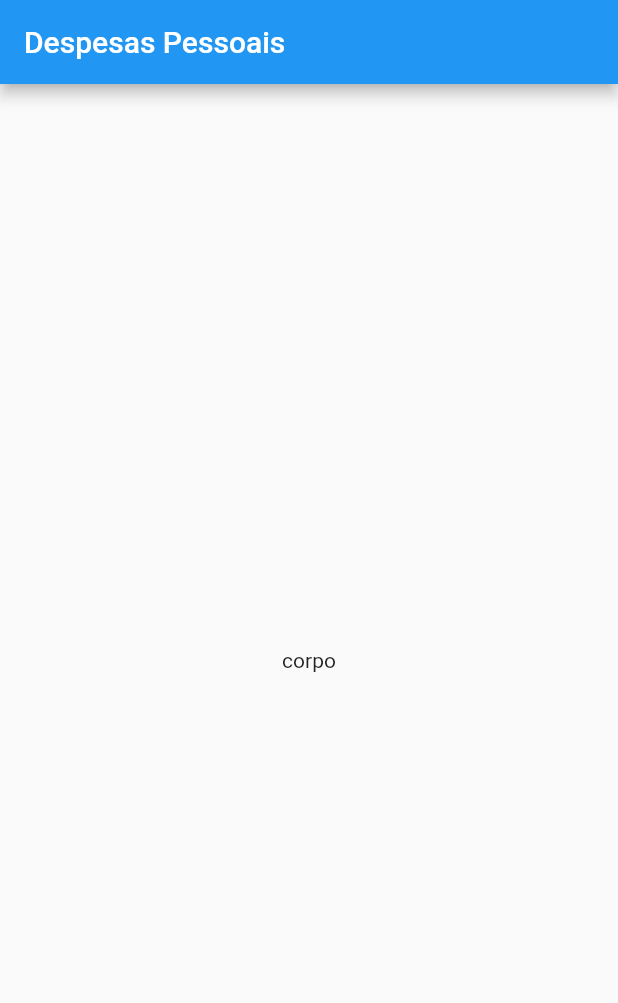
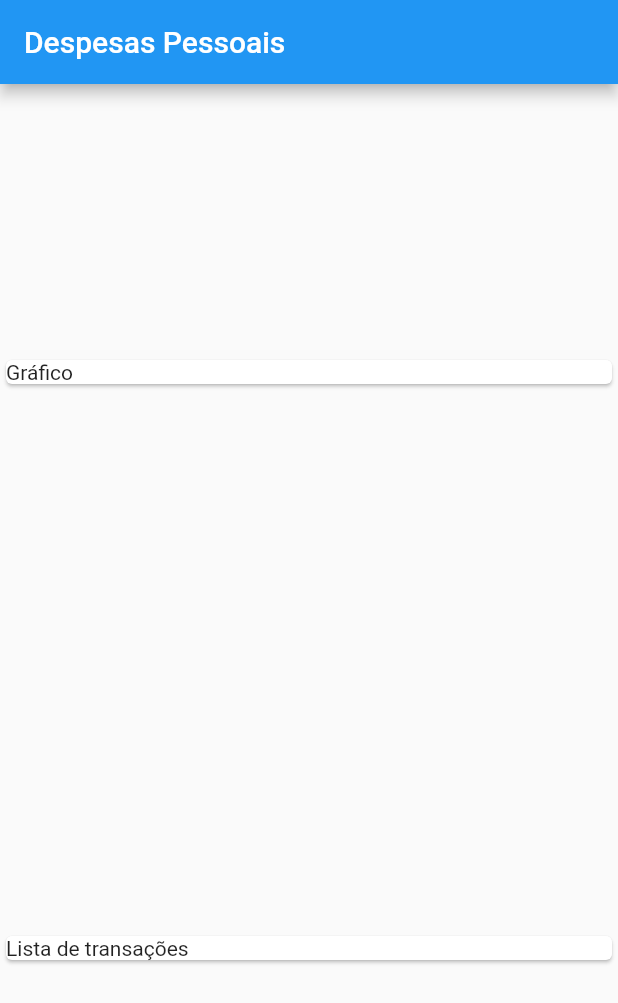
Before and after one commit to fdimant/flutter_expenses, a Flutter app: the screen it shows after launch, on a phone screen of 412 x 824 dp. Shown: the top 1003 px of the screen. Run offline on Flutter 3.47's test engine with Material 2 defaults, Android fonts, the phone set to English and light mode, and no system bars.

Commit message:
lição 89

```diff
--- a/lib/main.dart
+++ b/lib/main.dart
@@ -1,4 +1,5 @@
 import 'package:flutter/material.dart';
+import './models/transaction.dart';
 
 main() => runApp(ExpensesApp());
 
@@ -14,14 +15,44 @@ class ExpensesApp extends StatelessWidget {
 }
 
 class MyHomePage extends StatelessWidget {
+  final _transaction = [
+    Transaction(
+      id: 't1',
+      title: 'Tênis',
+      value: 158.55,
+      date: DateTime.now(),
+    ),
+    Transaction(
+      id: 't2',
+      title: 'Luz',
+      value: 25.05,
+      date: DateTime.now(),
+    )
+  ];
+
   @override
   Widget build(BuildContext context) {
     return Scaffold(
       appBar: AppBar(
         title: Text('Despesas Pessoais'),
       ),
-      body: Center(
-        child: Text('corpo'),
+      body: Column(
+        mainAxisAlignment: MainAxisAlignment.spaceAround,
+        crossAxisAlignment: CrossAxisAlignment.stretch,
+        children: [
+          Container(
+            width: double.infinity,
+            child: Card(
+              child: Text('Gráfico'),
+            ),
+          ),
+          Container(
+            width: double.infinity,
+            child: Card(
+              child: Text('Lista de transações'),
+            ),
+          )
+        ],
       ),
     );
   }
--- /dev/null
+++ b/lib/models/transaction.dart
@@ -0,0 +1,13 @@
+class Transaction {
+  final String id;
+  final String title;
+  final double value;
+  final DateTime date;
+
+  Transaction({
+    required this.id,
+    required this.title,
+    required this.value,
+    required this.date,
+  });
+}
```
